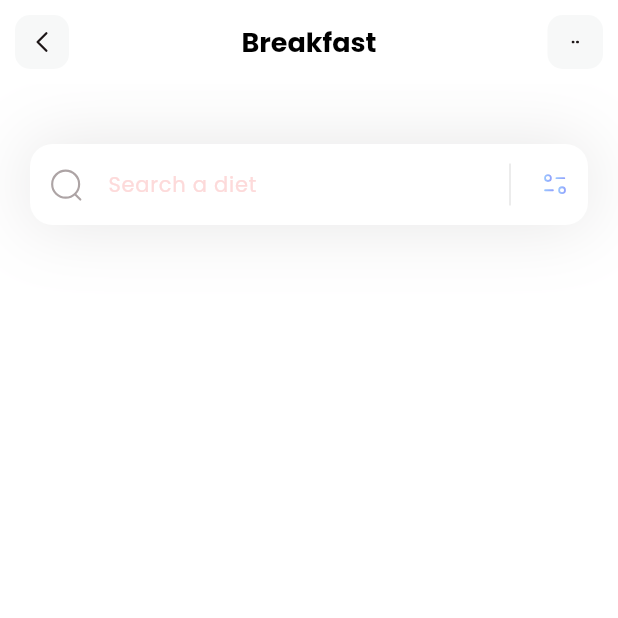
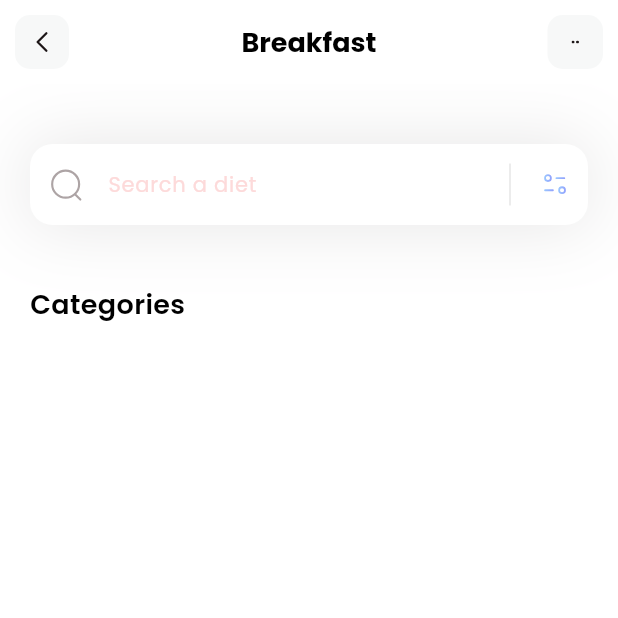
Before and after one commit to abungubrighton/dietApp, a Flutter app: the screen it shows after launch, on a phone screen of 412 x 824 dp, the top half of it. Run offline on Flutter 3.47's test engine with Material 3 defaults, Android fonts, the phone set to English and light mode, and no system bars; our stand-ins replace flutter_svg.

Commit message:
chore:category secrion text

```diff
--- a/lib/pages/home.dart
+++ b/lib/pages/home.dart
@@ -9,8 +9,26 @@ class HomePage extends StatelessWidget {
     return Scaffold(
       appBar: appBar(),
       backgroundColor: Colors.white,
-      body: Column(children: [
+      body: Column(crossAxisAlignment: CrossAxisAlignment.start, children: [
         _searchField(),
+        const SizedBox(
+          height: 40,
+        ),
+        const Column(
+          children: [
+            Padding(
+              padding: EdgeInsets.only(left: 20),
+              child: Text(
+                "Categories",
+                style: TextStyle(
+                  color: Colors.black,
+                  fontSize: 18,
+                  fontWeight: FontWeight.w600,
+                ),
+              ),
+            )
+          ],
+        )
       ]),
     );
   }
@@ -53,8 +71,7 @@ class HomePage extends StatelessWidget {
             filled: true,
             fillColor: Colors.white,
             hintText: 'Search a diet',
-              hintStyle:
-                  const TextStyle(color: Color(0xFFFDDADA), fontSize: 14),
+            hintStyle: const TextStyle(color: Color(0xFFFDDADA), fontSize: 14),
             contentPadding: const EdgeInsets.all(15),
             border: OutlineInputBorder(
               borderRadius: BorderRadius.circular(15),
```
Lines whose indentation alone changed are shown as unchanged.
